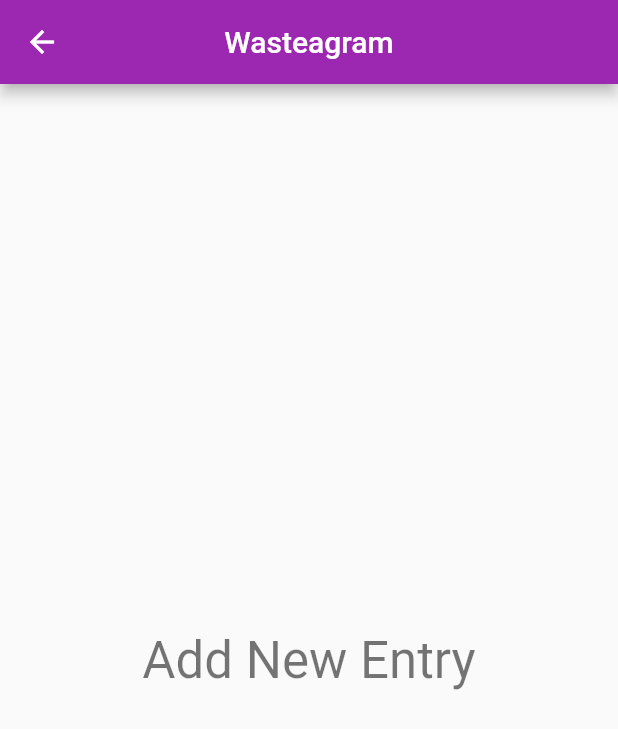
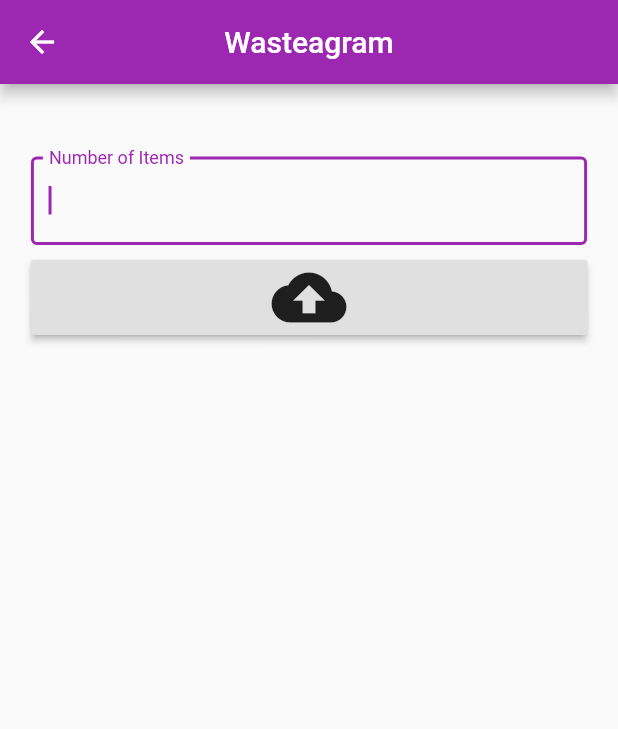
Before and after one commit to alexander89d/wasteagram, a Flutter app: the NewPostScreen screen opened directly, on a phone screen of 412 x 824 dp. Shown: the top 729 px of the screen. Run offline on Flutter 3.47's test engine with Material 2 defaults, Android fonts, the phone set to English and light mode, and no system bars; our stand-ins replace cloud_firestore; accounts and stored records are empty.

Commit message:
Implemented new post form.

```diff
--- a/wasteagram/lib/screens/new_post_screen.dart
+++ b/wasteagram/lib/screens/new_post_screen.dart
@@ -1,20 +1,19 @@
 import 'package:flutter/material.dart';
+import '../widgets/new_post_form.dart';
 import '../widgets/wasteagram_scaffold.dart';
 
-class NewPostScreen extends StatefulWidget {
-  @override
-  _NewPostScreenState createState() => _NewPostScreenState();
-}
-
-class _NewPostScreenState extends State<NewPostScreen> {
+class NewPostScreen extends StatelessWidget {
   @override
   Widget build(BuildContext context) {
     return WasteagramScaffold(
       title: 'Wasteagram',
       body: Center(
-        child: Text(
-          'Add New Entry',
-          style: Theme.of(context).textTheme.display1,
+        child: FractionallySizedBox(
+          widthFactor: 0.9,
+          heightFactor: 0.9,
+          child: SingleChildScrollView(
+            child: NewPostForm(),
+          ),
         ),
       ),
     );
--- /dev/null
+++ b/wasteagram/lib/widgets/new_post_form.dart
@@ -0,0 +1,64 @@
+import 'package:flutter/material.dart';
+import 'upload_button.dart';
+
+class NewPostDTO {
+  DateTime date;
+  String imageURL;
+  int quantity;
+  double latitude;
+  double longitude;
+}
+
+class NewPostForm extends StatefulWidget {
+  @override
+  _NewPostFormState createState() => _NewPostFormState();
+}
+
+class _NewPostFormState extends State<NewPostForm> {
+  final formKey = GlobalKey<FormState>();
+  final newPost = NewPostDTO();
+
+  @override
+  Widget build(BuildContext context) {
+    return Form(
+      key: formKey,
+      child: Column(
+        mainAxisAlignment: MainAxisAlignment.center,
+        children: [
+          SizedBox(height: 10),
+          TextFormField(
+            keyboardType: TextInputType.number,
+            autofocus: true,
+            decoration: InputDecoration(
+              labelText: 'Number of Items',
+              border: OutlineInputBorder(),
+            ),
+            onSaved: (value) {
+              newPost.quantity = int.parse(value);
+            },
+            validator: _quantityValidator,
+          ),
+          SizedBox(height: 10),
+          UploadButton(formKey: formKey),
+        ],
+      ),
+    );
+  }
+
+  String _quantityValidator(String value) {
+    if (value.isEmpty) {
+      return 'Please enter the number of items wasted.';
+    } else {
+      try {
+        if (int.parse(value) < 0) {
+          return 'The number of items wasted cannot be negative.';
+        } else {
+          return null;
+        }
+      }
+      on FormatException {
+        return 'The number of items wasted must be a whole number.';
+      }
+    }
+  }
+}
--- /dev/null
+++ b/wasteagram/lib/widgets/upload_button.dart
@@ -0,0 +1,36 @@
+import 'package:flutter/material.dart';
+
+class UploadButton extends StatefulWidget {
+  final GlobalKey<FormState> formKey;
+
+  UploadButton({Key key, this.formKey});
+
+  @override
+  _UploadButtonState createState() => _UploadButtonState();
+}
+
+class _UploadButtonState extends State<UploadButton> {
+  @override
+  Widget build(BuildContext context) {
+    return Row(
+      children: [
+        Expanded(
+          child: RaisedButton(
+            onPressed: () {
+              if (widget.formKey.currentState.validate()) {
+                widget.formKey.currentState.save();
+                // Here is where data would be passed to database,
+                // passing donutFormFields object.
+                Navigator.of(context).pop();
+              }
+            },
+            child: Icon(
+              Icons.cloud_upload,
+              size: 50.0,
+            ),
+          ),
+        ),
+      ],
+    );
+  }
+}
```
